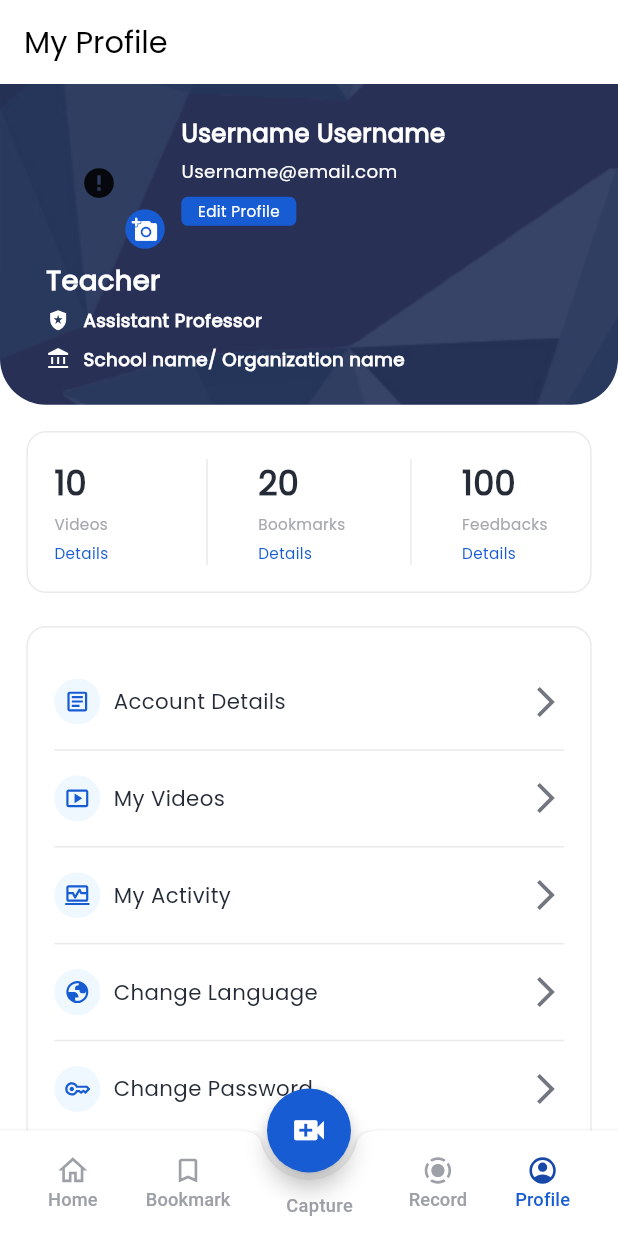
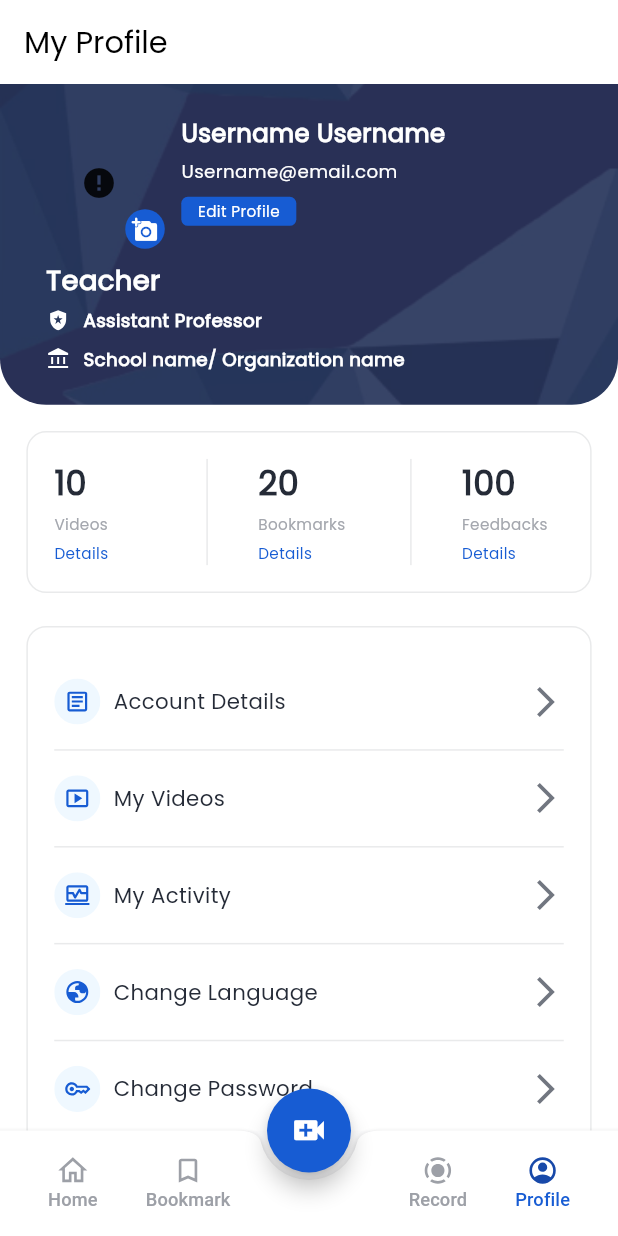
Before and after one commit to abir1h/QuizeZenie, a Flutter app: the LandingScreen screen opened by its route, item 4 of the bottom bar chosen, on a phone screen of 412 x 824 dp. Run offline on Flutter 3.47's test engine with Material 3 defaults, Android fonts, the light colour scheme and no system bars; drawn by our look-alikes of cached_network_image; our stand-ins replace carousel_slider, flutter_screenutil, flutter_svg, pin_code_fields, rxdart, shared_preferences and 2 more; accounts and stored records are empty; network calls fail.

Commit message:
home added

```diff
--- a/lib/src/feature/home/screens/home_screen.dart
+++ b/lib/src/feature/home/screens/home_screen.dart
@@ -60,6 +60,7 @@ class _HomeScreenState extends State<HomeScreen> with AppTheme {
       child: CustomScrollView(
         slivers: [
           SliverAppBar(
+            automaticallyImplyLeading: false,
             expandedHeight: expandedHeight,
             collapsedHeight: collapsedHeight,
             floating: false,
--- a/lib/src/feature/landing/screens/landing_screen.dart
+++ b/lib/src/feature/landing/screens/landing_screen.dart
@@ -9,8 +9,6 @@ import '../../home/screens/home_screen.dart';
 import '../services/landing_screen_services.dart';
 
 class LandingScreen extends StatefulWidget {
-
-
   @override
   State<LandingScreen> createState() => _LandingScreenState();
 }
@@ -38,6 +36,7 @@ class _LandingScreenState extends State<LandingScreen>
       //   preferredSize: Size.fromHeight(size.s56),
       //   child: Text("AppABr"),
       // ),
+
       body: pages[_selectedIndex],
       floatingActionButton: FloatingActionButton(
         onPressed: () => () {},
@@ -84,14 +83,14 @@ class _LandingScreenState extends State<LandingScreen>
                 ),
               ],
             ),
-            Text(
-              label(e: en.captureText, b: bn.captureText),
-              style: TextStyle(
-                  color: clr.grayColor,
-                  fontWeight: FontWeight.w500,
-                  fontFamily: StringData.fontFamilyRoboto,
-                  fontSize: size.textXXSmall),
-            ),
+            // Text(
+            //   label(e: en.captureText, b: bn.captureText),
+            //   style: TextStyle(
+            //       color: clr.grayColor,
+            //       fontWeight: FontWeight.w500,
+            //       fontFamily: StringData.fontFamilyRoboto,
+            //       fontSize: size.textXXSmall),
+            // ),
             Row(
               mainAxisSize: MainAxisSize.max,
               mainAxisAlignment: MainAxisAlignment.spaceBetween,
```
